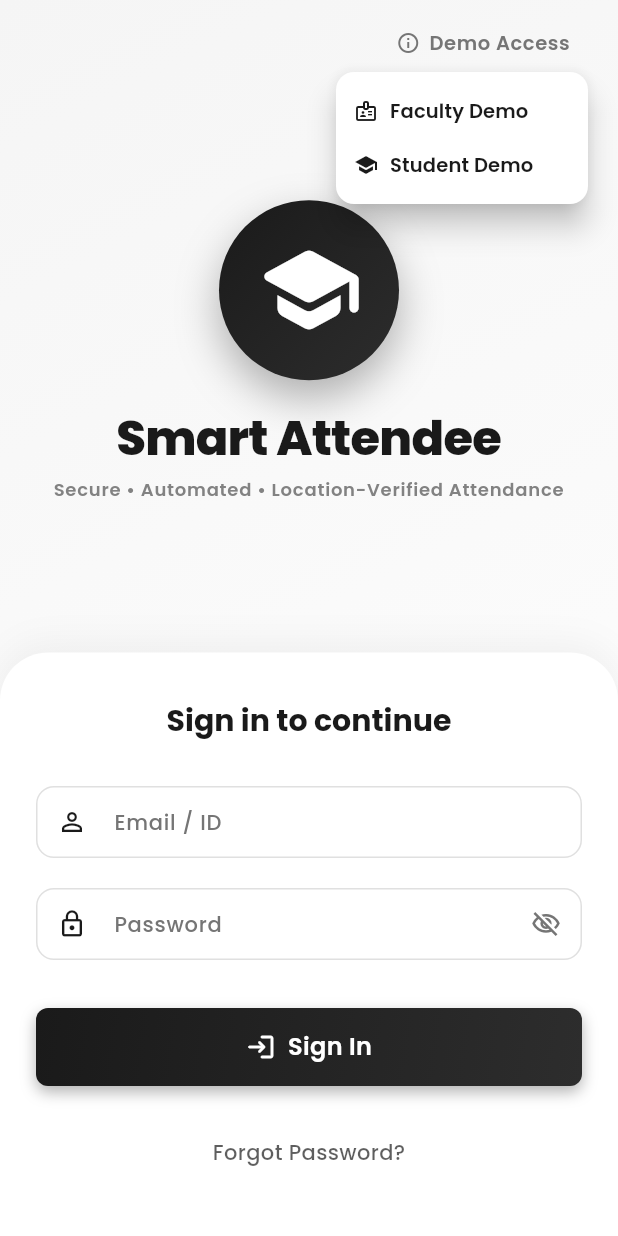
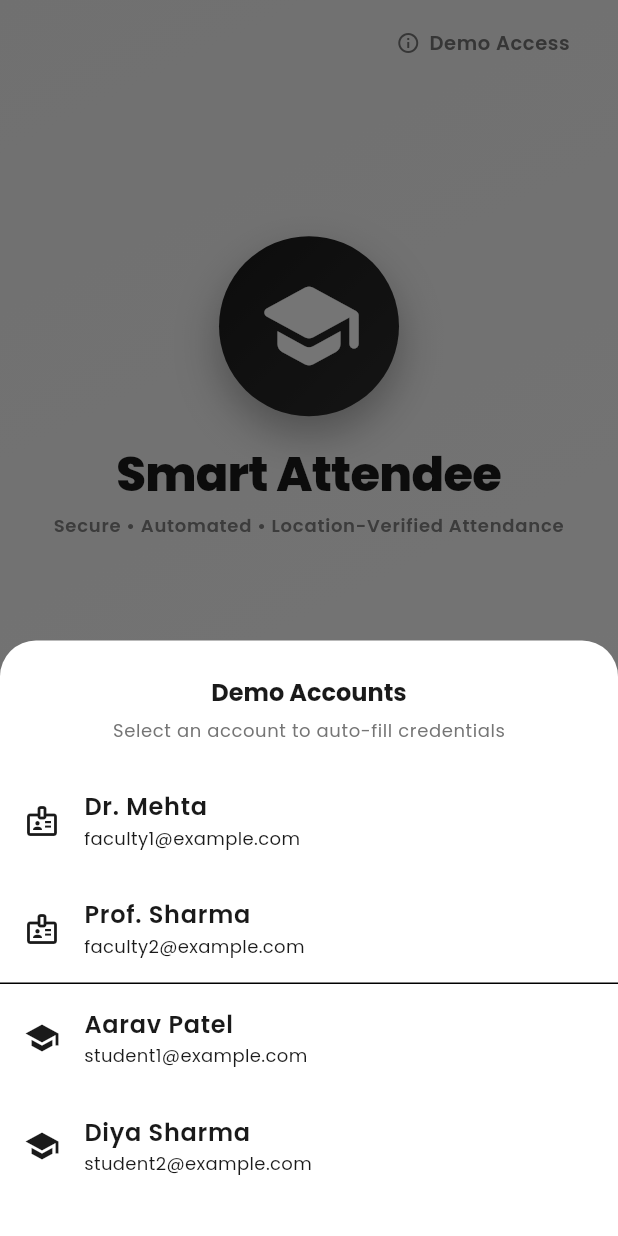
Before and after one commit to codemacUT/smart-attendee-app, a Flutter app: the screen it shows after launch, after a tap on "Demo Access", on a phone screen of 412 x 824 dp. Run offline on Flutter 3.47's test engine with Material 3 defaults, Android fonts, the phone set to English and light mode, and no system bars; our stand-ins replace geolocator, google_fonts, qr_flutter, shared_preferences; missing offline and left inert: mobile_scanner.

Commit message:
refactor: enhance theme compatibility in QR screen and replace demo credentials dropdown with bottom sheet in login screen

```diff
--- a/frontend/lib/shared/screens/login_screen.dart
+++ b/frontend/lib/shared/screens/login_screen.dart
@@ -93,69 +93,61 @@ class _LoginScreenState extends State<LoginScreen> with TickerProviderStateMixin
     }
   }
 
-  void _showForgotPasswordSheet() {
+  void _showDemoAccessSheet() {
     FocusManager.instance.primaryFocus?.unfocus();
     showModalBottomSheet(
       context: context,
       shape: const RoundedRectangleBorder(
         borderRadius: BorderRadius.vertical(top: Radius.circular(24)),
       ),
-      builder: (ctx) => Container(
-        height: MediaQuery.of(ctx).size.height * 0.45,
+      builder: (ctx) {
+        return Container(
           padding: EdgeInsets.only(
             bottom: MediaQuery.of(ctx).padding.bottom + 24,
             top: 24,
-          left: 24,
-          right: 24,
           ),
           child: Column(
-          mainAxisAlignment: MainAxisAlignment.center,
+            mainAxisSize: MainAxisSize.min,
             children: [
-            Container(
-              padding: const EdgeInsets.all(12),
-              decoration: BoxDecoration(
-                color: AppTheme.lightGray,
-                shape: BoxShape.circle,
-                border: Border.all(color: AppTheme.mediumGray),
-              ),
-              child: const Icon(
-                Icons.lock_reset_rounded,
-                size: 32,
-                color: AppTheme.primaryBlack,
-              ),
-            ),
-            const SizedBox(height: 20),
               Text(
-              'Reset Password',
+                'Demo Accounts',
                 style: Theme.of(context).textTheme.titleLarge?.copyWith(
                   fontWeight: FontWeight.w700,
                 ),
               ),
-            const SizedBox(height: 12),
+              const SizedBox(height: 8),
               Text(
-              'Password resets are managed by your institution.\n\nPlease contact your administrator to regain access.',
+                'Select an account to auto-fill credentials',
                 style: Theme.of(context).textTheme.bodySmall?.copyWith(
                   color: AppTheme.darkGray,
-                height: 1.4,
-                fontSize: Responsive.getFontSize(context, 13),
-              ),
-              textAlign: TextAlign.center,
-            ),
-            const SizedBox(height: 24),
-            SizedBox(
-              width: double.infinity,
-              child: CustomButton(
-                text: 'Got it',
-                type: ButtonType.primary,
-                onPressed: () {
-                  FocusManager.instance.primaryFocus?.unfocus();
-                  Navigator.of(ctx).pop();
-                },
                 ),
               ),
+              const SizedBox(height: 16),
+              _buildDemoTile('Dr. Mehta', 'faculty1@example.com', 'faculty123', Icons.badge_outlined, ctx),
+              _buildDemoTile('Prof. Sharma', 'faculty2@example.com', 'faculty123', Icons.badge_outlined, ctx),
+              const Divider(height: 1),
+              _buildDemoTile('Aarav Patel', 'student1@example.com', 'student123', Icons.school, ctx),
+              _buildDemoTile('Diya Sharma', 'student2@example.com', 'student123', Icons.school, ctx),
             ],
           ),
-      ),
+        );
+      },
+    );
+  }
+
+  Widget _buildDemoTile(String label, String email, String password, IconData icon, BuildContext ctx) {
+    return ListTile(
+      leading: Icon(icon, color: Theme.of(context).textTheme.bodyMedium?.color),
+      title: Text(label, style: const TextStyle(fontWeight: FontWeight.w600)),
+      subtitle: Text(email, style: const TextStyle(fontSize: 12)),
+      onTap: () {
+        Navigator.of(ctx).pop();
+        setState(() {
+          _emailController.text = email;
+          _passwordController.text = password;
+        });
+        _showTopToast('$label demo credentials applied', icon);
+      },
     );
   }
 
@@ -264,29 +256,11 @@ class _LoginScreenState extends State<LoginScreen> with TickerProviderStateMixin
                               mainAxisSize: MainAxisSize.min,
                               crossAxisAlignment: CrossAxisAlignment.end,
                               children: [
-                                PopupMenuButton<String>(
-                                  onSelected: (value) {
-                                    FocusManager.instance.primaryFocus?.unfocus();
-                                    final isFaculty = value == 'faculty';
-
-                                    setState(() {
-                                      _emailController.text = isFaculty ? 'faculty1@example.com' : 'student1@example.com';
-                                      _passwordController.text = isFaculty ? 'faculty123' : 'student123';
-                                    });
-
-                                    _showTopToast(
-                                      '${isFaculty ? 'Faculty' : 'Student'} demo credentials applied',
-                                      isFaculty ? Icons.badge_outlined : Icons.school,
-                                    );
-                                  },
-                                  offset: const Offset(0, 40),
-                                  shape: RoundedRectangleBorder(borderRadius: BorderRadius.circular(12)),
-                                  color: Theme.of(context).colorScheme.surface,
-                                  elevation: 8,
-                                  tooltip: 'Demo Credentials',
+                                GestureDetector(
+                                  onTap: _showDemoAccessSheet,
+                                  behavior: HitTestBehavior.opaque,
                                   child: Container(
                                     padding: const EdgeInsets.symmetric(horizontal: 12.0, vertical: 12.0),
-                                    color: Colors.transparent,
                                     child: Row(
                                       mainAxisSize: MainAxisSize.min,
                                       children: [
@@ -307,35 +281,6 @@ class _LoginScreenState extends State<LoginScreen> with TickerProviderStateMixin
                                       ],
                                     ),
                                   ),
-                                  itemBuilder: (context) {
-                                    final color = Theme.of(context).textTheme.bodyMedium?.color;
-                                    return [
-                                      PopupMenuItem(
-                                        value: 'faculty',
-                                        height: 36,
-                                        padding: const EdgeInsets.symmetric(horizontal: 12),
-                                        child: Row(
-                                          children: [
-                                            Icon(Icons.badge_outlined, size: 16, color: color),
-                                            const SizedBox(width: 8),
-                                            Text('Faculty Demo', style: TextStyle(fontWeight: FontWeight.w600, fontSize: 13, color: color)),
-                                          ],
-                                        ),
-                                      ),
-                                      PopupMenuItem(
-                                        value: 'student',
-                                        height: 36,
-                                        padding: const EdgeInsets.symmetric(horizontal: 12),
-                                        child: Row(
-                                          children: [
-                                            Icon(Icons.school, size: 16, color: color),
-                                            const SizedBox(width: 8),
-                                            Text('Student Demo', style: TextStyle(fontWeight: FontWeight.w600, fontSize: 13, color: color)),
-                                          ],
-                                        ),
-                                      ),
-                                    ];
-                                  },
                                 ),
                               ],
                             ),
@@ -494,22 +439,7 @@ class _LoginScreenState extends State<LoginScreen> with TickerProviderStateMixin
                               ),
                               SizedBox(height: Responsive.getSpacing(context) * 2.5),
 
-                              // Forgot Password
-                              Center(
-                                child: TextButton(
-                                  onPressed: _showForgotPasswordSheet,
-                                  child: Text(
-                                    'Forgot Password?',
-                                    style: Theme.of(context).textTheme.bodyMedium?.copyWith(
-                                      color: Theme.of(context).brightness == Brightness.dark
-                                          ? Colors.white.withValues(alpha: 0.7)
-                                          : AppTheme.primaryBlack.withValues(alpha: 0.7),
-                                      fontWeight: FontWeight.w500,
-                                      fontSize: Responsive.getFontSize(context, 14),
-                                    ),
-                                  ),
-                                ),
-                              ),
+                              const SizedBox.shrink(),
 
                             ],
                           ),
```
Also changed, not shown: frontend/lib/teacher_app/screens/qr_display_screen.dart (+12 -8 lines). Lines whose indentation alone changed are shown as unchanged.
